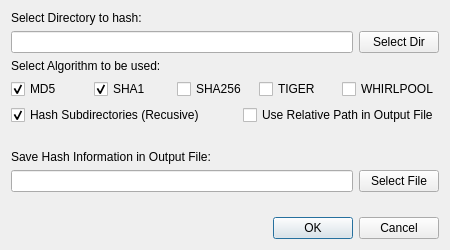
Before: the Qt Designer form src/dialogcalchash.ui in untergasser/filecalibur, drawn with Qt 5.
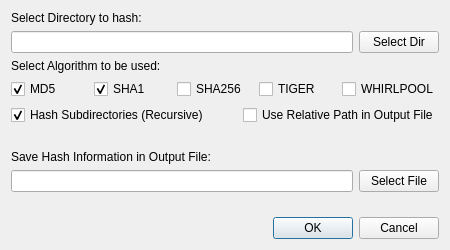
After: the same form once the commit is applied.

The edit to the form file:
```diff
--- a/src/dialogcalchash.ui
+++ b/src/dialogcalchash.ui
@@ -92,7 +92,7 @@
      <item>
       <widget class="QCheckBox" name="checkRecusive">
        <property name="text">
-        <string>Hash Subdirectories (Recusive)</string>
+        <string>Hash Subdirectories (Recursive)</string>
        </property>
        <property name="checked">
         <bool>true</bool>
```
